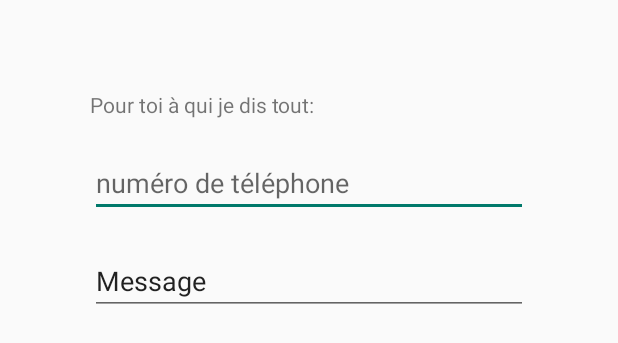
After one commit to ACVivant/MoodTracker, an Android app: the layout fragment_sms.xml on its own in the app's theme, with its tools: preview values and no code run, on a phone screen of 412 x 824 dp. The commit adds this screen. Shown: the top 343 px of the screen. Run offline under Robolectric (Android 15) with nearby library versions, the phone set to English and light mode, and no system bars.

Commit message:
ajout de la fonction SMS - sans permission

```diff
--- a/app/src/main/AndroidManifest.xml
+++ b/app/src/main/AndroidManifest.xml
@@ -9,14 +9,14 @@
         android:roundIcon="@mipmap/ic_launcher_round"
         android:supportsRtl="true"
         android:theme="@style/AppTheme">
-        <activity android:name=".MainActivity">
+        <activity android:name=".Controler.MainActivity">
             <intent-filter>
                 <action android:name="android.intent.action.MAIN" />
 
                 <category android:name="android.intent.category.LAUNCHER" />
             </intent-filter>
         </activity>
-        <activity android:name=".HistoryActivity"></activity>
+        <activity android:name=".Controler.HistoryActivity"></activity>
     </application>
 
 </manifest>
--- a/app/src/main/java/com/vivant/annecharlotte/moodtracker/HistoryActivity.java
+++ b/app/src/main/java/com/vivant/annecharlotte/moodtracker/Controler/HistoryActivity.java
@@ -1,4 +1,4 @@
-package com.vivant.annecharlotte.moodtracker;
+package com.vivant.annecharlotte.moodtracker.Controler;
 
 import android.content.Context;
 import android.content.res.Resources;
@@ -13,6 +13,8 @@ import android.widget.ImageButton;
 import android.widget.LinearLayout;
 import android.widget.TextView;
 import android.widget.Toast;
+
+import com.vivant.annecharlotte.moodtracker.R;
 
 import java.text.SimpleDateFormat;
 import java.util.Calendar;
--- a/app/src/main/java/com/vivant/annecharlotte/moodtracker/MyDialogFragment.java
+++ b/app/src/main/java/com/vivant/annecharlotte/moodtracker/Controler/MyDialogFragment.java
@@ -1,4 +1,4 @@
-package com.vivant.annecharlotte.moodtracker;
+package com.vivant.annecharlotte.moodtracker.Controler;
 import android.content.Context;
 import android.net.Uri;
 import android.os.Bundle;
@@ -10,6 +10,8 @@ import android.view.View;
 import android.view.ViewGroup;
 import android.widget.Button;
 
+import com.vivant.annecharlotte.moodtracker.R;
+
 public class MyDialogFragment extends Fragment {
 
     @Nullable
--- a/app/src/main/java/com/vivant/annecharlotte/moodtracker/SmileyEnum.java
+++ b/app/src/main/java/com/vivant/annecharlotte/moodtracker/Model/SmileyEnum.java
@@ -1,4 +1,6 @@
-package com.vivant.annecharlotte.moodtracker;
+package com.vivant.annecharlotte.moodtracker.Model;
+
+import com.vivant.annecharlotte.moodtracker.R;
 
 /**
  * Created by Anne-Charlotte Vivant on 24/11/2018.
--- a/app/src/main/res/layout/activity_history.xml
+++ b/app/src/main/res/layout/activity_history.xml
@@ -5,7 +5,7 @@
     xmlns:tools="http://schemas.android.com/tools"
     android:layout_width="match_parent"
     android:layout_height="match_parent"
-    tools:context=".HistoryActivity"
+    tools:context=".Controler.HistoryActivity"
     android:orientation="vertical"
     android:background="@color/light_grey">
 
--- a/app/src/main/res/layout/activity_main.xml
+++ b/app/src/main/res/layout/activity_main.xml
@@ -5,7 +5,7 @@
     android:id="@+id/container"
     android:layout_width="match_parent"
     android:layout_height="wrap_content"
-    tools:context=".MainActivity"
+    tools:context=".Controler.MainActivity"
     tools:ignore="MergeRootFrame">
 
     <fr.castorflex.android.verticalviewpager.VerticalViewPager
--- /dev/null
+++ b/app/src/main/res/layout/fragment_sms.xml
@@ -0,0 +1,41 @@
+<?xml version="1.0" encoding="utf-8"?>
+<LinearLayout xmlns:android="http://schemas.android.com/apk/res/android"
+    xmlns:tools="http://schemas.android.com/tools"
+    android:layout_width="match_parent"
+    android:layout_height="wrap_content"
+    android:orientation="vertical"
+    android:layout_margin="50dp"
+    tools:context=".Controler.SmsFragment">
+
+    <!-- TODO: Update blank fragment layout -->
+
+    <TextView
+        android:id="@+id/fragment_sms_phone_edittext"
+        android:layout_width="match_parent"
+        android:layout_height="wrap_content"
+        android:layout_margin="10dp"
+        android:text="@string/welcome_sms" />
+
+    <EditText
+        android:id="@+id/frg_sms_phonenumer_edittext"
+        android:layout_width="match_parent"
+        android:layout_height="wrap_content"
+        android:layout_margin="10dp"
+        android:ems="10"
+        android:inputType="phone"
+        android:hint="numéro de téléphone"
+        tools:textSize="24sp" />
+
+    <EditText
+        android:id="@+id/frg_sms_message_edittext"
+        android:layout_width="match_parent"
+        android:layout_height="wrap_content"
+        android:layout_margin="10dp"
+        android:ems="10"
+        android:gravity="top"
+        android:inputType="textMultiLine"
+        tools:hint="message"
+        android:text="@string/message_sms"
+        tools:lines="3" />
+
+</LinearLayout>
--- a/app/src/main/res/values/strings.xml
+++ b/app/src/main/res/values/strings.xml
@@ -3,6 +3,7 @@
 
     <string name="dismiss_alertbtn">Annuler</string>
     <string name="validate_alertbtn">Valider</string>
+    <string name="sms_alertbtn">Partager</string>
     <string name="frg_commentary_hint">commentaire</string>
 
     <string name="d7_btn">Il y a une semaine</string>
@@ -13,4 +14,8 @@
     <string name="d2_btn">Avant-hier</string>
     <string name="d1_btn">Hier</string>
 
+    <string name="welcome_sms">Pour toi à qui je dis tout:</string>
+    <string name="message_sms">Message</string>
+    <string name="text_btn">"C'est parti!"</string>
+
 </resources>
```
Also changed, not shown: app/src/main/java/com/vivant/annecharlotte/moodtracker/Controler/MainActivity.java (renamed from app/src/main/java/com/vivant/annecharlotte/moodtracker/MainActivity.java, +90 -19 lines), app/src/main/java/com/vivant/annecharlotte/moodtracker/Controler/SmileyFragment.java (renamed from app/src/main/java/com/vivant/annecharlotte/moodtracker/SmileyFragment.java, +4 -6 lines), app/src/main/java/com/vivant/annecharlotte/moodtracker/Controler/SmsFragment.java (added, +109 -0 lines).
